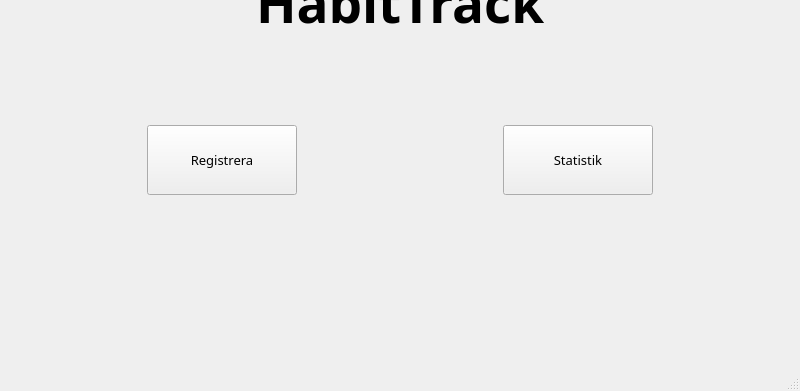
This is Meny.ui in CopycatPandaExpressChowMein/Agile-Development-Project-2025 as Qt 5 draws it before an edit; both pictures show x 0 to 800 and y 209 to 600 of the 800 by 600 pixel window. The edited form follows.
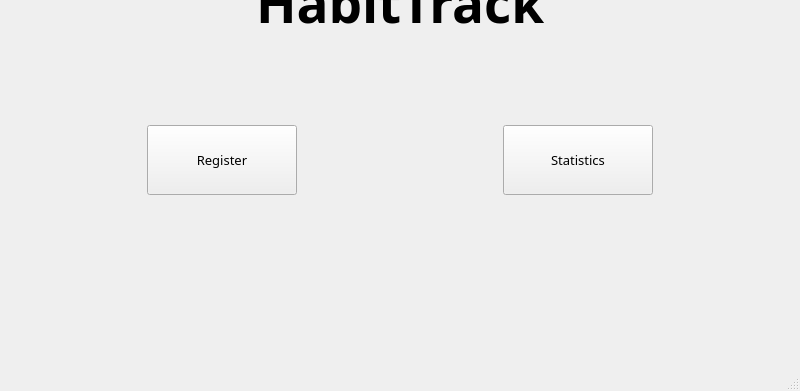
This is the edited form.

The edit to the form file:
```diff
--- a/Meny.ui
+++ b/Meny.ui
@@ -129,7 +129,7 @@
              </font>
             </property>
             <property name="text">
-             <string>Registrera</string>
+             <string>Register</string>
             </property>
            </widget>
           </item>
@@ -161,7 +161,7 @@
              </font>
             </property>
             <property name="text">
-             <string>Statistik</string>
+             <string>Statistics</string>
             </property>
            </widget>
           </item>
```
